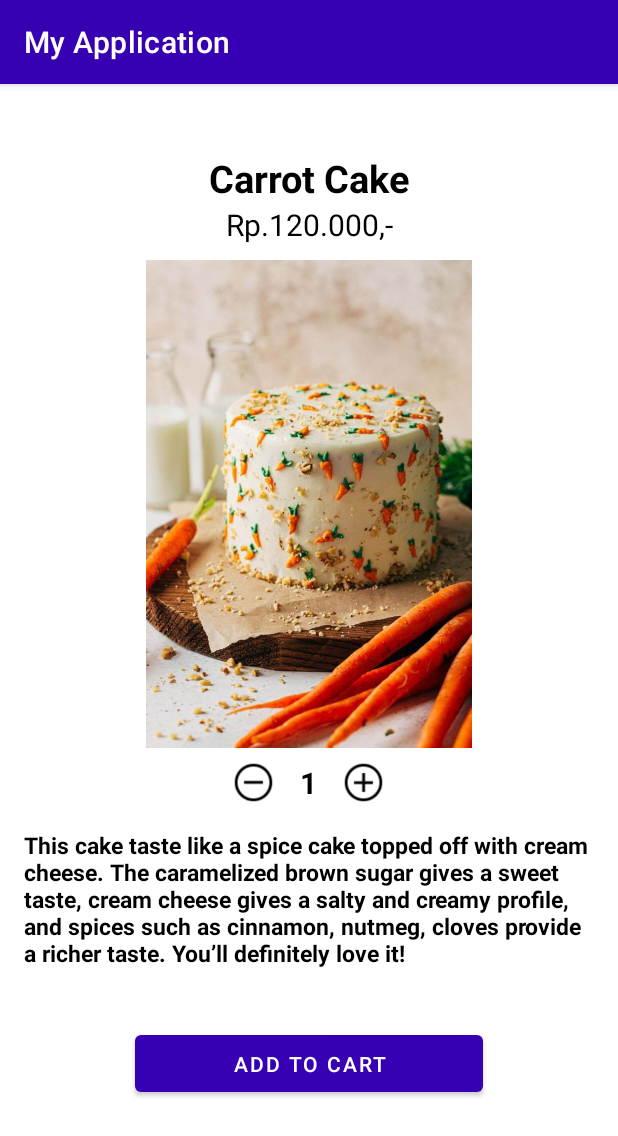
After one commit to rizki0987/papb_bakery, an Android app: the ItemDescActivity screen opened directly, with no data from a screen before it, on a phone screen of 412 x 824 dp. The commit adds this screen. Shown: the top 1136 px of the screen. Run offline under Robolectric (Android 15) with nearby library versions, the phone set to English and light mode, and no system bars; 4 statements that could not run were skipped.

Commit message:
Chandra2

```diff
--- /dev/null
+++ b/app/src/main/java/com/example/myapplication/ItemDescActivity.java
@@ -0,0 +1,36 @@
+package com.example.myapplication;
+
+import androidx.appcompat.app.AppCompatActivity;
+
+import android.os.Bundle;
+import android.widget.Button;
+import android.widget.ImageView;
+
+public class ItemDescActivity extends AppCompatActivity {
+    private Button AddtoCartbtn;
+    private String nama, harga, desc, jumlahItem;
+    private ImageView tambah, kurang, gambar;
+
+    @Override
+    protected void onCreate(Bundle savedInstanceState) {
+        super.onCreate(savedInstanceState);
+        setContentView(R.layout.activity_item_desc);
+        initView();
+        getBundle();
+    }
+
+    private void getBundle() {
+    }
+
+    private void initView(){
+        AddtoCartbtn = findViewById(R.id.AddToCartButton);
+        nama = findViewById(R.id.NamaItem);
+        harga = findViewById(R.id.HargaItem);
+        desc = findViewById(R.id.DeskripsiItem);
+        jumlahItem = findViewById(R.id.JumlahItem);
+        tambah = findViewById(R.id.TambahJumlahItem);
+        kurang = findViewById(R.id.KurangJumlahItem);
+        gambar = findViewById(R.id.GambarItem);
+    }
+
+}
--- /dev/null
+++ b/app/src/main/res/layout/activity_item_desc.xml
@@ -0,0 +1,101 @@
+<?xml version="1.0" encoding="utf-8"?>
+<androidx.constraintlayout.widget.ConstraintLayout xmlns:android="http://schemas.android.com/apk/res/android"
+    xmlns:app="http://schemas.android.com/apk/res-auto"
+    xmlns:tools="http://schemas.android.com/tools"
+    android:layout_width="match_parent"
+    android:layout_height="match_parent"
+    tools:context=".ItemDescActivity">
+
+    <ScrollView
+        android:id="@+id/scrollView2"
+        android:layout_width="match_parent"
+        android:layout_height="match_parent">
+
+        <LinearLayout
+            android:layout_width="match_parent"
+            android:layout_height="wrap_content"
+            android:orientation="vertical">
+
+            <TextView
+                android:id="@+id/NamaItem"
+                android:layout_width="match_parent"
+                android:layout_height="wrap_content"
+                android:layout_marginTop="45dp"
+                android:text="Carrot Cake"
+                android:textAlignment="center"
+                android:textColor="@color/black"
+                android:textSize="25sp"
+                android:textStyle="bold" />
+
+            <TextView
+                android:id="@+id/HargaItem"
+                android:layout_width="match_parent"
+                android:layout_height="wrap_content"
+                android:text="Rp.120.000,-"
+                android:textAlignment="center"
+                android:textColor="@color/black"
+                android:textSize="20sp" />
+
+            <ImageView
+                android:id="@+id/GambarItem"
+                android:layout_width="wrap_content"
+                android:layout_height="325dp"
+                android:layout_marginTop="10dp"
+                app:srcCompat="@drawable/carrot" />
+
+            <LinearLayout
+                android:layout_width="match_parent"
+                android:layout_height="match_parent"
+                android:layout_marginTop="8dp"
+                android:gravity="center"
+                android:orientation="horizontal">
+
+                <ImageView
+                    android:id="@+id/KurangJumlahItem"
+                    android:layout_width="30dp"
+                    android:layout_height="30dp"
+                    app:srcCompat="@drawable/minus" />
+
+                <TextView
+                    android:id="@+id/JumlahItem"
+                    android:layout_width="wrap_content"
+                    android:layout_height="wrap_content"
+                    android:layout_marginStart="16dp"
+                    android:layout_marginEnd="16dp"
+                    android:text="1"
+                    android:textAlignment="center"
+                    android:textColor="@color/black"
+                    android:textSize="20sp"
+                    android:textStyle="bold" />
+
+                <ImageView
+                    android:id="@+id/TambahJumlahItem"
+                    android:layout_width="30dp"
+                    android:layout_height="30dp"
+                    app:srcCompat="@drawable/plus" />
+            </LinearLayout>
+
+            <TextView
+                android:id="@+id/DeskripsiItem"
+                android:layout_width="match_parent"
+                android:layout_height="wrap_content"
+                android:layout_margin="16dp"
+                android:text="This cake taste like a spice cake topped off with cream cheese. The caramelized brown sugar gives a sweet taste, cream cheese gives a salty and creamy profile, and spices such as cinnamon, nutmeg, cloves provide a richer taste. You’ll definitely love it!"
+                android:textColor="@color/black"
+                android:textSize="15dp"
+                android:textStyle="bold" />
+        </LinearLayout>
+    </ScrollView>
+
+    <Button
+        android:id="@+id/AddToCartButton"
+        android:layout_width="0dp"
+        android:layout_height="50dp"
+        android:layout_margin="90dp"
+        android:text="Add to Cart"
+        android:textColor="@color/white"
+        app:layout_constraintBottom_toBottomOf="@+id/scrollView2"
+        app:layout_constraintEnd_toEndOf="parent"
+        app:layout_constraintStart_toStartOf="parent" />
+
+</androidx.constraintlayout.widget.ConstraintLayout>
--- a/app/src/main/res/values/themes.xml
+++ b/app/src/main/res/values/themes.xml
@@ -2,7 +2,7 @@
     <!-- Base application theme. -->
     <style name="Theme.MyApplication" parent="Theme.MaterialComponents.DayNight.DarkActionBar">
         <!-- Primary brand color. -->
-        <item name="colorPrimary">@null</item>
+        <item name="colorPrimary">@color/purple_700</item>
         <item name="colorPrimaryVariant">@color/purple_700</item>
         <item name="colorOnPrimary">@color/white</item>
         <!-- Secondary brand color. -->
```
Also changed, not shown: app/src/main/AndroidManifest.xml (+7 -0 lines), app/src/main/java/com/example/myapplication/ItemDesc.java (deleted, +0 -13 lines), app/src/main/res/layout/item_desc.xml (deleted, +0 -62 lines), app/src/main/res/drawable/minus.png (added), app/src/main/res/drawable/plus.png (added).
